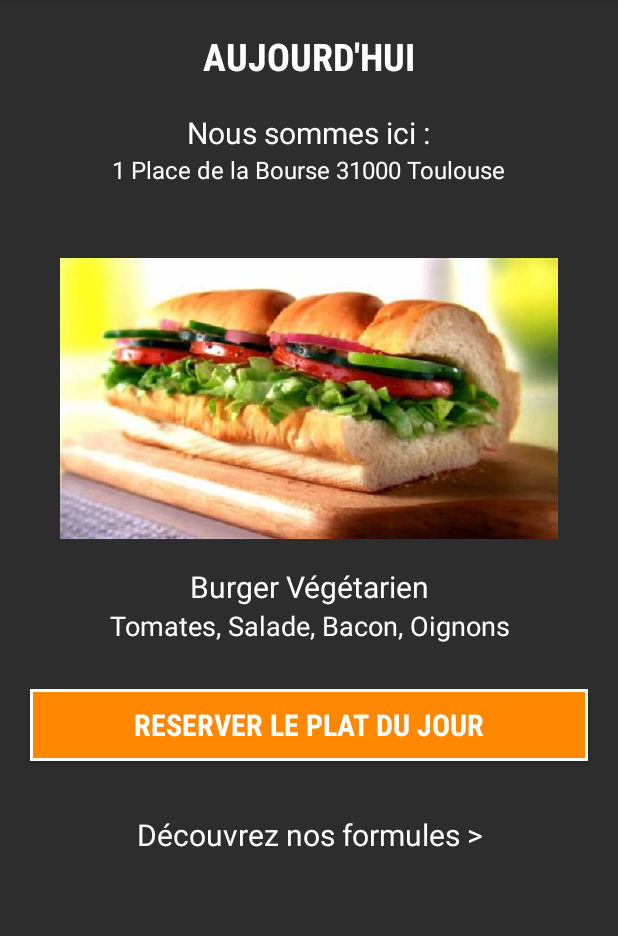
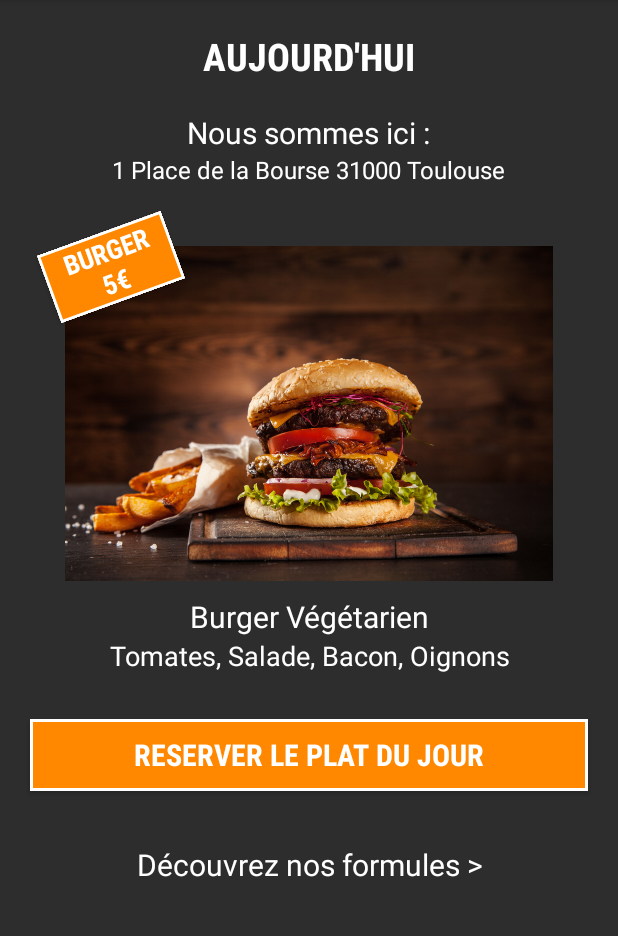
Before and after one commit to Sautronl/FoodTruck, an Android app: the MenuDuJourActivity screen opened directly, with no data from a screen before it, on a phone screen of 412 x 824 dp, the part 84-1020 px from its top. Run offline under Robolectric (Android 15) with nearby library versions, the phone set to English and light mode, and no system bars.

Commit message:
page formule

```diff
--- a/app/src/main/java/fr/wcs/foodtruck/MenuDuJourActivity.java
+++ b/app/src/main/java/fr/wcs/foodtruck/MenuDuJourActivity.java
@@ -9,6 +9,7 @@ import android.view.View;
 import android.view.Window;
 import android.widget.Button;
 import android.widget.ImageView;
+import android.widget.TextView;
 
 public class MenuDuJourActivity extends AppCompatActivity {
 
@@ -18,7 +19,7 @@ public class MenuDuJourActivity extends AppCompatActivity {
         setContentView(R.layout.activity_menu_du_jour);
 
         Button reserver = (Button) findViewById(R.id.reserver);
-        ImageView back = (ImageView) findViewById(R.id.backHomePage);
+        TextView decouvrez = (TextView) findViewById(R.id.totheformules);
 
         final Intent intent = new Intent(MenuDuJourActivity.this, Commande.class);
         reserver.setOnClickListener(new View.OnClickListener() {
@@ -28,13 +29,13 @@ public class MenuDuJourActivity extends AppCompatActivity {
             }
         });
 
-        /*back.setOnClickListener(new View.OnClickListener() {
+        final Intent intent2 = new Intent(MenuDuJourActivity.this, FormuleActivity.class);
+        decouvrez.setOnClickListener(new View.OnClickListener() {
             @Override
             public void onClick(View view) {
-                Intent backhome = new Intent(MenuDuJourActivity.this, MainActivity.class);
-                startActivity(backhome);
+                startActivity(intent2);
+            }
+        });
 
-            }
-        });*/
     }
 }
--- a/app/src/main/res/drawable/cadre_formule.xml
+++ b/app/src/main/res/drawable/cadre_formule.xml
@@ -5,7 +5,6 @@
     <shape android:shape="rectangle">
         <stroke android:width="2dp"
             android:color="@android:color/holo_orange_dark"/>
-        <solid android:color="#000000"/>
     </shape>
     </item>
 
--- a/app/src/main/res/layout/activity_menu_du_jour.xml
+++ b/app/src/main/res/layout/activity_menu_du_jour.xml
@@ -47,6 +47,9 @@
             android:textColor="@android:color/background_light"
             android:textSize="16sp" />
 
+        <RelativeLayout
+            android:layout_width="match_parent"
+            android:layout_height="match_parent">
 
         <ImageView
             android:id="@+id/imgDuPlat"
@@ -55,8 +58,28 @@
             android:layout_gravity="center"
             android:layout_marginLeft="40dp"
             android:layout_marginRight="40dp"
-            android:layout_marginTop="30dp"
-            app:srcCompat="@drawable/todaymeal" />
+            android:layout_marginTop="40dp"
+            app:srcCompat="@drawable/burger" />
+
+            <Button
+                android:id="@+id/button"
+                android:layout_width="wrap_content"
+                android:layout_height="wrap_content"
+                android:rotation="-20"
+                android:background="@drawable/button_border_white"
+                android:fontFamily="sans-serif-condensed"
+                android:text="@string/price"
+                android:textColor="@color/textEnvoyer"
+                android:textSize="18sp"
+                android:textStyle="bold"
+                android:layout_marginLeft="30dp"
+                android:layout_marginStart="30dp"
+                android:layout_marginTop="30dp"
+                android:layout_alignParentTop="true"
+                android:layout_alignParentLeft="true"
+                android:layout_alignParentStart="true" />
+
+        </RelativeLayout>
 
         <TextView
             android:id="@+id/nomDuPlat"
@@ -65,6 +88,7 @@
             android:layout_gravity="center"
             android:text="@string/nomduplat"
             android:textAlignment="center"
+            android:layout_marginTop="10dp"
             android:textColor="@android:color/background_light"
             android:textSize="20sp" />
 
@@ -95,11 +119,11 @@
             android:textStyle="bold" />
 
         <TextView
-            android:id="@+id/textView3"
+            android:id="@+id/totheformules"
             android:layout_width="match_parent"
             android:layout_height="wrap_content"
             android:layout_marginTop="35dp"
-            android:text="Découvrez nos formules >"
+            android:text="@string/decouvrez"
             android:textAlignment="center"
             android:textColor="@color/textEnvoyer"
             android:textSize="20sp" />
```
Also changed, not shown: app/src/main/AndroidManifest.xml (+10 -9 lines), app/src/main/java/fr/wcs/foodtruck/FormuleActivity.java (added, +26 -0 lines), app/src/main/res/layout/activity_formule.xml (added, +155 -0 lines), app/src/main/res/values/menudujour_strings.xml (+7 -2 lines), app/src/main/res/drawable/burger.jpg (added), app/src/main/res/font/bebas.ttf (deleted).
